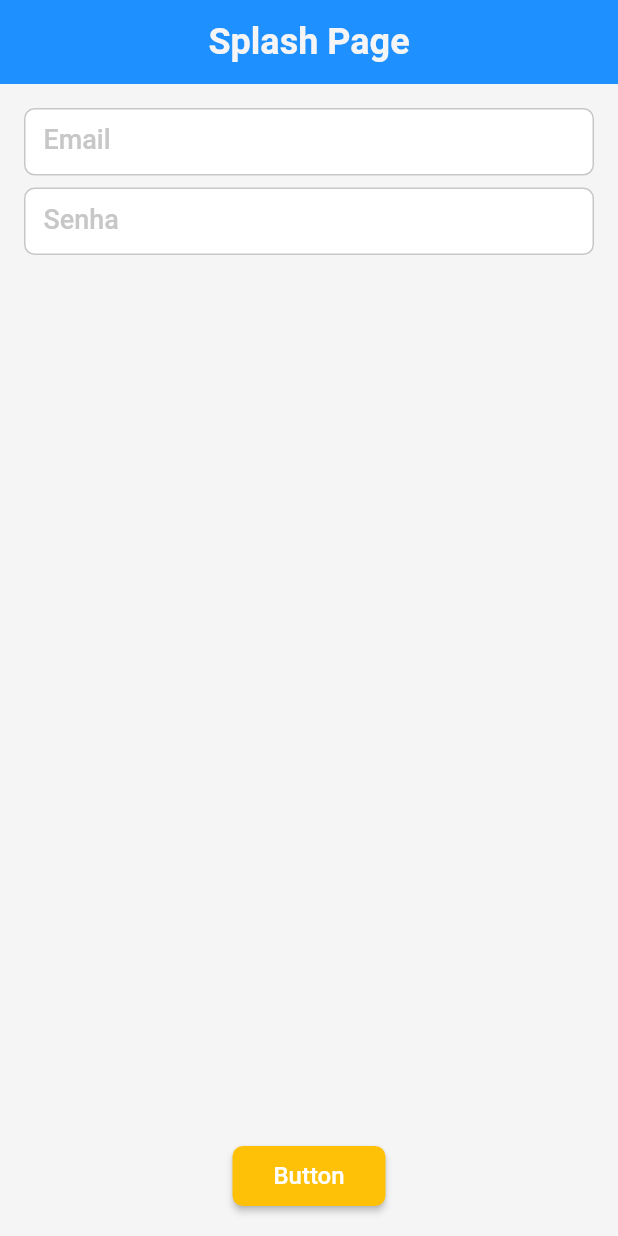
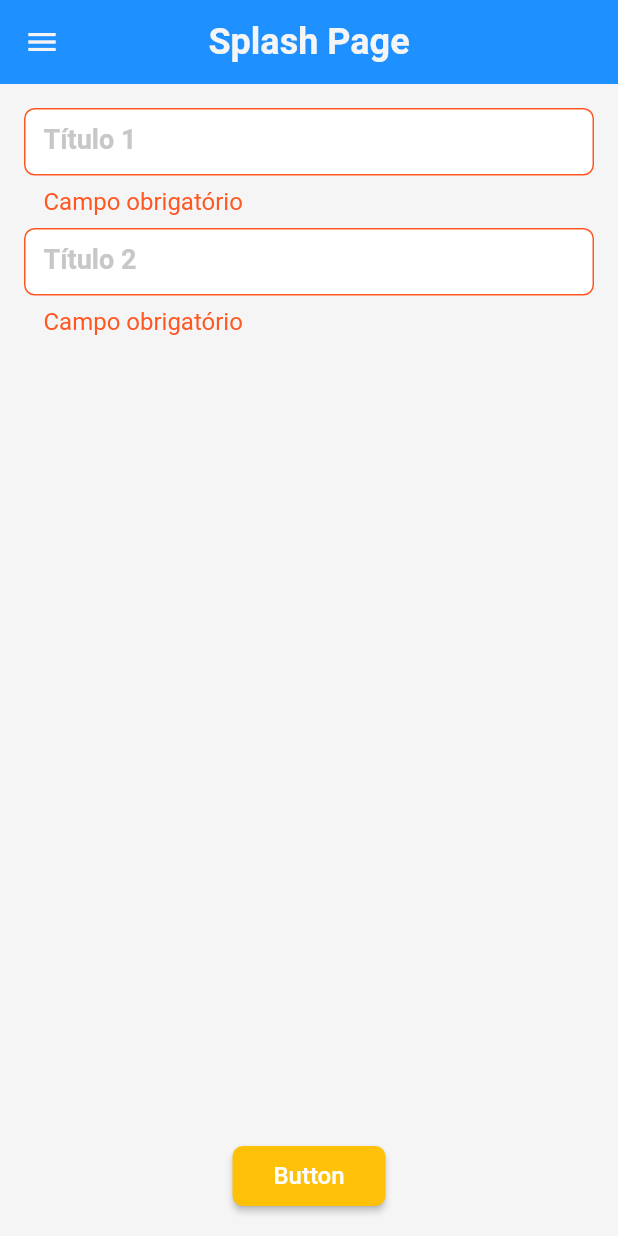
Before and after one commit to TonySilva7/template-flutter-project, a Flutter app: the screen it shows after launch, after a tap on "Button", on a phone screen of 412 x 824 dp. Run offline on Flutter 3.47's test engine with Material 2 defaults, Android fonts, the phone set to English and light mode, and no system bars; our stand-ins replace dio.

Commit message:
feat: integrate provider + form

```diff
--- /dev/null
+++ b/lib/app/core/providers/text_provider.dart
@@ -0,0 +1,16 @@
+import 'package:flutter/material.dart';
+
+class TextProvider with ChangeNotifier {
+  final List<String> _textList = [
+    'Splash Page',
+    'Profile Page',
+  ];
+
+  List<String> get listText => [..._textList];
+
+  void setTitle(List<String> listTitle) {
+    _textList.clear();
+    _textList.addAll(listTitle);
+    notifyListeners();
+  }
+}
--- a/lib/app/core/ui/styles/my_text_styles.dart
+++ b/lib/app/core/ui/styles/my_text_styles.dart
@@ -21,7 +21,7 @@ class MyTextStyles {
 
   TextStyle get subtitle => TextStyle(
         fontSize: 18,
-        fontWeight: FontWeight.w500,
+        fontWeight: FontWeight.w600,
         fontFamily: myFont,
       );
 
--- a/lib/app/core/ui/theme/my_theme.dart
+++ b/lib/app/core/ui/theme/my_theme.dart
@@ -71,11 +71,15 @@ class MyTheme {
       elevation: 0,
       centerTitle: true,
       iconTheme: IconThemeData(
-        color: ColorsApp.instance.primary,
+        color: ColorsApp.instance.background,
       ),
       titleTextStyle: TextStyle(
         color: ColorsApp.instance.background,
       ),
     ),
+    drawerTheme: DrawerThemeData(
+      elevation: 0,
+      backgroundColor: ColorsApp.instance.background,
+    ),
   );
 }
--- a/lib/app/pages/splash/profile_page.dart
+++ b/lib/app/pages/splash/profile_page.dart
@@ -1,4 +1,9 @@
 import 'package:flutter/material.dart';
+import 'package:provider/provider.dart';
+import 'package:template_project/app/core/providers/text_provider.dart';
+import 'package:template_project/app/widgets/my_drawer.dart';
+
+import '../../core/ui/styles/my_text_styles.dart';
 
 class ProfilePage extends StatelessWidget {
   const ProfilePage({super.key});
@@ -6,10 +11,26 @@ class ProfilePage extends StatelessWidget {
   @override
   Widget build(BuildContext context) {
     return Scaffold(
-      appBar: AppBar(
-        title: const Text('ProfilePage'),
-      ),
-      body: const Placeholder(),
-    );
+        appBar: AppBar(
+          title: Consumer<TextProvider>(
+            builder: (context, textProvider, child) {
+              return Text(
+                textProvider.listText[1],
+                style: MyTextStyles.instance.title,
+              );
+            },
+          ),
+        ),
+        drawer: const MyDrawer(),
+        body: Consumer<TextProvider>(
+          builder: (context, textProvider, child) {
+            return Center(
+              child: Text(
+                'Conteúdo da página - ${textProvider.listText[1]}',
+                style: MyTextStyles.instance.subtitle,
+              ),
+            );
+          },
+        ));
   }
 }
--- a/lib/app/pages/splash/splash.dart
+++ b/lib/app/pages/splash/splash.dart
@@ -1,21 +1,54 @@
 import 'package:flutter/material.dart';
+import 'package:provider/provider.dart';
+import 'package:template_project/app/core/providers/text_provider.dart';
+
 import 'package:template_project/app/core/ui/styles/app_styles.dart';
 
 import 'package:template_project/app/core/ui/styles/my_text_styles.dart';
 
 import '../../core/services/custom_dio.dart';
+import '../../widgets/my_drawer.dart';
 
-class SplashPage extends StatelessWidget {
-  SplashPage({super.key});
+class SplashPage extends StatefulWidget {
+  const SplashPage({super.key});
+
+  @override
+  State<SplashPage> createState() => _SplashPageState();
+}
+
+class _SplashPageState extends State<SplashPage> {
+  final _formKey = GlobalKey<FormState>();
+  final _title1 = TextEditingController();
+  final _title2 = TextEditingController();
+  final Map<String, dynamic> _formData = {};
 
   final CustomDioMedium apiService1 = CustomDioMedium('https://api.example.com');
 
+  void handleOnSubmit(BuildContext context) {
+    var textProvider = Provider.of<TextProvider>(context, listen: false);
+    var isValid = _formKey.currentState?.validate() ?? false;
+
+    if (isValid) {
+      _formKey.currentState?.save();
+      textProvider.setTitle([_formData['title1'], _formData['title2']]);
+    }
+  }
+
+  @override
+  void dispose() {
+    super.dispose();
+    _title1.dispose();
+    _title2.dispose();
+  }
+
   @override
   Widget build(BuildContext context) {
+    TextProvider textProvider = Provider.of<TextProvider>(context);
     return Scaffold(
+      drawer: const MyDrawer(),
       appBar: AppBar(
         title: Text(
-          'Splash Page',
+          textProvider.listText[0],
           style: MyTextStyles.instance.title,
         ),
       ),
@@ -25,19 +58,28 @@ class SplashPage extends StatelessWidget {
           children: [
             Expanded(
               child: Form(
+                key: _formKey,
                 child: Column(
                   children: [
                     TextFormField(
+                      textInputAction: TextInputAction.next,
+                      controller: _title1,
+                      onSaved: (value) => _formData['title1'] = value ?? '',
+                      validator: (value) => (value == null || value.isEmpty) ? 'Campo obrigatório' : null,
                       decoration: const InputDecoration(
-                        labelText: 'Email',
-                        hintText: 'seu.email@.com',
+                        labelText: 'Título 1',
+                        // hintText: '...meu título 1',
                       ),
                     ),
                     const SizedBox(height: 8),
                     TextFormField(
+                      textInputAction: TextInputAction.next,
+                      controller: _title2,
+                      onSaved: (value) => _formData['title2'] = value ?? '',
+                      validator: (value) => (value == null || value.isEmpty) ? 'Campo obrigatório' : null,
                       decoration: const InputDecoration(
-                        labelText: 'Senha',
-                        hintText: 'sua***senha',
+                        labelText: 'Título 2',
+                        // hintText: '...meu título 2',
                       ),
                     ),
                   ],
@@ -45,7 +87,7 @@ class SplashPage extends StatelessWidget {
               ),
             ),
             ElevatedButton(
-              onPressed: () {},
+              onPressed: () => handleOnSubmit(context),
               style: AppStyles.instance.primaryButton,
               child: const Text('Button'),
             ),
--- /dev/null
+++ b/lib/app/widgets/my_drawer.dart
@@ -0,0 +1,55 @@
+import 'package:flutter/material.dart';
+import 'package:template_project/app/core/ui/styles/colors_app.dart';
+
+import '../core/routes/my_routes.dart';
+import '../core/ui/styles/my_text_styles.dart';
+
+class MyDrawer extends StatelessWidget {
+  const MyDrawer({super.key});
+
+  Widget _createItem(IconData icon, String label, void Function() onTap) {
+    return ListTile(
+      leading: Icon(icon, size: 26),
+      title: Text(
+        label,
+        style: MyTextStyles.instance.subtitle,
+      ),
+      dense: true,
+      // trailing: const Icon(Icons.arrow_forward_ios, size: 16),
+      onTap: onTap,
+    );
+  }
+
+  @override
+  Widget build(BuildContext context) {
+    return Drawer(
+      child: Column(
+        children: [
+          Container(
+            height: 120,
+            width: double.infinity,
+            padding: const EdgeInsets.all(20),
+            alignment: Alignment.centerLeft,
+            color: context.colorsApp.secondary,
+            child: Text(
+              'Título do Drawer',
+              style: MyTextStyles.instance.title.copyWith(
+                color: context.colorsApp.background,
+              ),
+            ),
+          ),
+          _createItem(
+            Icons.home,
+            'Home',
+            () => Navigator.of(context).pushReplacementNamed(MyRoutes.home),
+          ),
+          _createItem(
+            Icons.sentiment_satisfied,
+            'Profile',
+            () => Navigator.of(context).pushReplacementNamed(MyRoutes.profile),
+          ),
+        ],
+      ),
+    );
+  }
+}
--- a/lib/main.dart
+++ b/lib/main.dart
@@ -1,6 +1,7 @@
 import 'package:flutter/material.dart';
 import 'package:provider/provider.dart';
 import 'package:template_project/app/core/providers/auth_provider.dart';
+import 'package:template_project/app/core/providers/text_provider.dart';
 
 import 'app/my_app.dart';
 
@@ -8,6 +9,7 @@ void main() {
   runApp(MultiProvider(
     providers: [
       ChangeNotifierProvider(create: (ctx) => AuthProvider()),
+      ChangeNotifierProvider(create: (ctx) => TextProvider()),
     ],
     child: const MyApp(),
   ));
```
